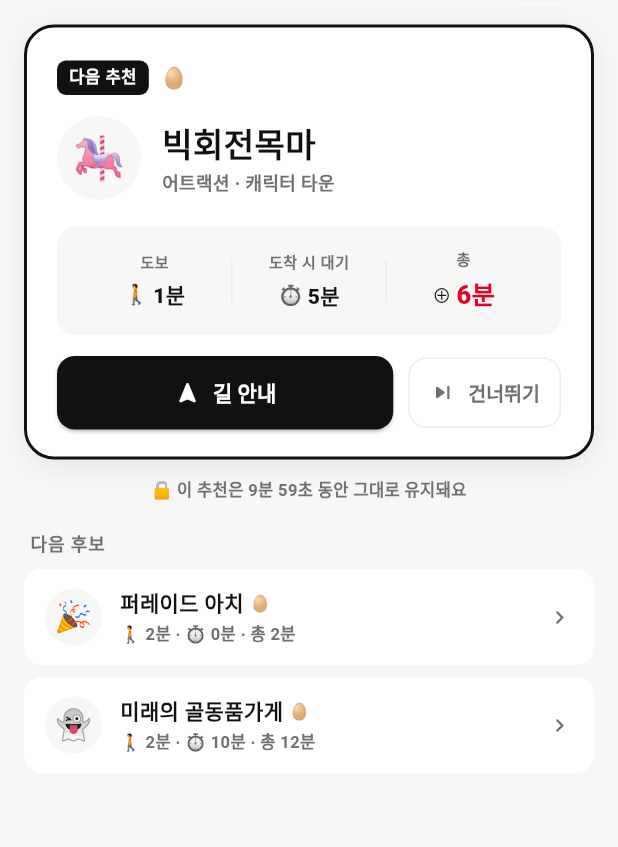
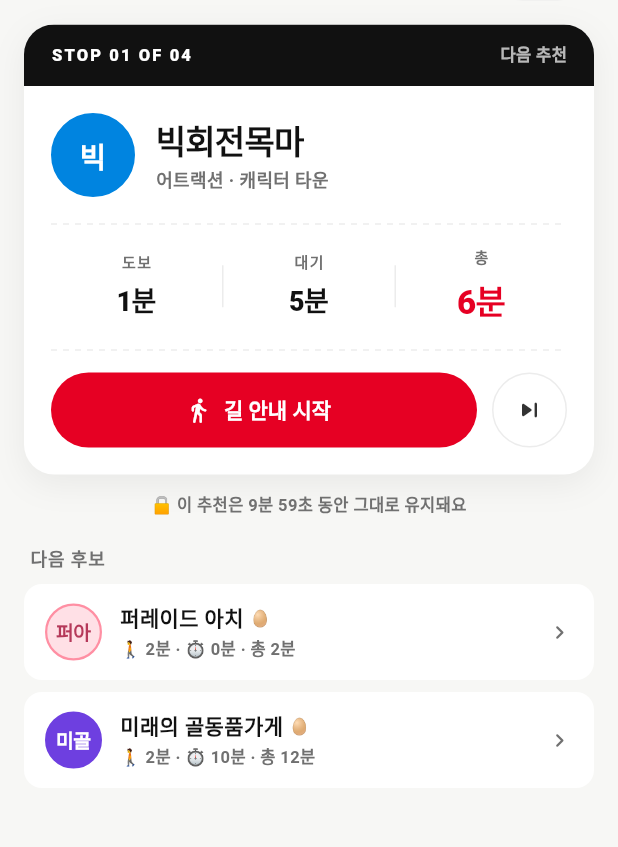
Before and after one commit to 202001381/retrace, a Flutter app: the MyLunaScreen screen opened directly, on a phone screen of 412 x 824 dp, the part 328-1175 px from its top. Run offline on Flutter 3.47's test engine with Material 3 defaults, Android fonts, the phone set to English and light mode, and no system bars; our stand-ins replace cloud_firestore, firebase_core, flutter_map, geolocator, image_picker, latlong2 and 1 more; accounts and stored records are empty; Roboto replaces fonts that are missing (Pretendard).

Commit message:
v3 — MyLuna hero card + Next item rows + All-attractions screen
MyLuna body
- _HeroNextCard reshaped to Editorial Variant A: black STOP 01 OF 04
  bar across the top, 56px Stamp + 22px ink900 name, dashed dividers
  framing a clean 3-cell metric row (도보/대기/총; 총 = 22px red).
  Pill 길 안내 시작 CTA + circular skip button beside it.
- _StatCell: emoji removed, 22px display value (-0.4 tracking).
- _NextItemRow: 38px Stamp replaces emoji circle; padded 2-digit
  monospace order index instead of black-circle badge.

All-attractions screen
- New lib/screens/all_attractions_screen.dart matching v3 시안 10
  (search pill, 4 category chips + 전체, result count, list cards
  w/ 44px Stamp + EGG yellow chip when applicable).
- Wired from map bottom-sheet '전체 N곳' row — tap now pushes the
  full-screen list (chevron affordance added).

```diff
--- a/lib/screens/myluna/myluna_screen.dart
+++ b/lib/screens/myluna/myluna_screen.dart
@@ -9,6 +9,7 @@ import 'package:shared_preferences/shared_preferences.dart';
 
 import '../../core/theme/app_colors.dart';
 import '../../widgets/design/logo.dart';
+import '../../widgets/design/stamp.dart';
 
 import '../../models/attraction.dart';
 import '../../models/demo_scenario.dart';
@@ -505,55 +506,65 @@ class _HeroNextCard extends StatelessWidget {
   Widget build(BuildContext context) {
     final totalMin = walkMin + waitMin;
     return Container(
-      padding: const EdgeInsets.fromLTRB(20, 22, 20, 18),
       decoration: BoxDecoration(
         color: AppColors.bgCard,
         borderRadius: BorderRadius.circular(20),
-        border: Border.all(color: AppColors.ink900, width: 2),
         boxShadow: [
           BoxShadow(
-            color: AppColors.ink900.withValues(alpha: 0.08),
-            blurRadius: 14,
-            offset: const Offset(0, 4),
+            color: Colors.black.withValues(alpha: 0.06),
+            blurRadius: 18,
+            offset: const Offset(0, 6),
           ),
         ],
       ),
+      child: ClipRRect(
+        borderRadius: BorderRadius.circular(20),
+        child: Column(
+          crossAxisAlignment: CrossAxisAlignment.start,
+          children: [
+            // 검정 STOP 헤더
+            Container(
+              padding: const EdgeInsets.symmetric(horizontal: 18, vertical: 12),
+              color: AppColors.ink900,
+              child: Row(
+                children: [
+                  const Text(
+                    'STOP 01 OF 04',
+                    style: TextStyle(
+                      color: Colors.white,
+                      fontSize: 11,
+                      fontWeight: FontWeight.w900,
+                      letterSpacing: 1.4,
+                    ),
+                  ),
+                  const Spacer(),
+                  Text(
+                    '다음 추천',
+                    style: TextStyle(
+                      color: Colors.white.withValues(alpha: 0.7),
+                      fontSize: 11,
+                      fontWeight: FontWeight.w700,
+                    ),
+                  ),
+                ],
+              ),
+            ),
+            Padding(
+              padding: const EdgeInsets.fromLTRB(18, 18, 18, 18),
               child: Column(
                 crossAxisAlignment: CrossAxisAlignment.start,
                 children: [
                   Row(
-            children: [
-              Container(
-                padding:
-                    const EdgeInsets.symmetric(horizontal: 8, vertical: 3),
-                decoration: BoxDecoration(
-                  color: AppColors.ink900,
-                  borderRadius: BorderRadius.circular(6),
-                ),
-                child: const Text('다음 추천',
-                    style: TextStyle(
-                      color: AppColors.bgCard,
-                      fontSize: 11,
-                      fontWeight: FontWeight.w900,
-                      letterSpacing: 0.4,
-                    )),
-              ),
-              const SizedBox(width: 8),
-              if (spot.hasEasterEgg) const Text('🥚', style: TextStyle(fontSize: 14)),
-            ],
-          ),
-          const SizedBox(height: 14),
-          Row(
                     crossAxisAlignment: CrossAxisAlignment.center,
                     children: [
-              Container(
-                width: 56, height: 56,
-                decoration: const BoxDecoration(
-                  color: AppColors.bgPage,
-                  shape: BoxShape.circle,
+                      Stamp(
+                        code: Stamp.codeFromName(spot.name),
+                        tone: Stamp.toneFromHints(
+                          category: spot.category,
+                          thrillLevel: spot.thrillLevel,
+                          hasEasterEgg: spot.hasEasterEgg,
                         ),
-                alignment: Alignment.center,
-                child: Text(spot.icon, style: const TextStyle(fontSize: 28)),
+                        size: 56,
                       ),
                       const SizedBox(width: 14),
                       Expanded(
@@ -561,107 +572,134 @@ class _HeroNextCard extends StatelessWidget {
                           crossAxisAlignment: CrossAxisAlignment.start,
                           mainAxisSize: MainAxisSize.min,
                           children: [
-                    Text(spot.name,
+                            Text(
+                              spot.name,
                               maxLines: 1,
                               overflow: TextOverflow.ellipsis,
                               style: const TextStyle(
                                 fontSize: 22,
                                 fontWeight: FontWeight.w900,
-                          color: AppColors.textPrimary,
-                        )),
+                                color: AppColors.ink900,
+                                letterSpacing: -0.5,
+                              ),
+                            ),
                             const SizedBox(height: 2),
-                    Text('${spot.category} · ${spot.zone}',
+                            Text(
+                              '${spot.category} · ${spot.zone}',
                               style: const TextStyle(
                                 fontSize: 12,
-                          color: AppColors.textSecondary,
+                                color: AppColors.ink500,
                                 fontWeight: FontWeight.w600,
-                        )),
+                              ),
+                            ),
                           ],
                         ),
                       ),
                     ],
                   ),
                   const SizedBox(height: 18),
-          // 도보 · 대기 · 총
-          Container(
-            padding: const EdgeInsets.symmetric(vertical: 14, horizontal: 14),
-            decoration: BoxDecoration(
-              color: AppColors.bgPage,
-              borderRadius: BorderRadius.circular(12),
+                  // dashed divider
+                  CustomPaint(
+                    size: const Size(double.infinity, 1),
+                    painter: _DashedRulePainter(color: AppColors.line),
                   ),
-            child: Row(
+                  const SizedBox(height: 14),
+                  // 도보 · 대기 · 총 3분할
+                  Row(
                     children: [
-                _StatCell(
-                  emoji: '🚶',
-                  label: '도보',
-                  value: '$walkMin분',
-                ),
+                      _StatCell(label: '도보', value: '$walkMin분'),
+                      _StatDivider(),
+                      _StatCell(label: '대기', value: '$waitMin분'),
                       _StatDivider(),
                       _StatCell(
-                  emoji: '⏱',
-                  label: '도착 시 대기',
-                  value: '$waitMin분',
-                ),
-                _StatDivider(),
-                _StatCell(
-                  emoji: '⊕',
                         label: '총',
                         value: '$totalMin분',
                         accent: true,
                       ),
                     ],
                   ),
+                  const SizedBox(height: 16),
+                  CustomPaint(
+                    size: const Size(double.infinity, 1),
+                    painter: _DashedRulePainter(color: AppColors.line),
                   ),
                   const SizedBox(height: 14),
                   Row(
                     children: [
                       Expanded(
+                        child: SizedBox(
+                          height: 50,
                           child: ElevatedButton.icon(
                             onPressed: onNavigate,
-                  icon: const Icon(Icons.navigation_rounded, size: 18),
-                  label: const Text('길 안내'),
+                            icon: const Icon(Icons.directions_walk_rounded,
+                                size: 18),
+                            label: const Text('길 안내 시작'),
                             style: ElevatedButton.styleFrom(
-                    backgroundColor: AppColors.ink900,
+                              backgroundColor: AppColors.red,
                               foregroundColor: Colors.white,
-                    padding: const EdgeInsets.symmetric(vertical: 14),
+                              elevation: 0,
                               shape: RoundedRectangleBorder(
-                        borderRadius: BorderRadius.circular(12)),
+                                  borderRadius: BorderRadius.circular(99)),
                               textStyle: const TextStyle(
                                   fontSize: 14, fontWeight: FontWeight.w900),
                             ),
                           ),
                         ),
+                      ),
                       const SizedBox(width: 10),
-              OutlinedButton.icon(
-                onPressed: onSkip,
-                icon: const Icon(Icons.skip_next_rounded, size: 18),
-                label: const Text('건너뛰기'),
-                style: OutlinedButton.styleFrom(
-                  foregroundColor: AppColors.textSecondary,
-                  side: const BorderSide(color: AppColors.line),
-                  padding: const EdgeInsets.symmetric(
-                      horizontal: 14, vertical: 14),
-                  shape: RoundedRectangleBorder(
-                      borderRadius: BorderRadius.circular(12)),
-                  textStyle: const TextStyle(
-                      fontSize: 13, fontWeight: FontWeight.w800),
+                      GestureDetector(
+                        onTap: onSkip,
+                        behavior: HitTestBehavior.opaque,
+                        child: Container(
+                          width: 50,
+                          height: 50,
+                          alignment: Alignment.center,
+                          decoration: BoxDecoration(
+                            color: Colors.white,
+                            shape: BoxShape.circle,
+                            border: Border.all(color: AppColors.line),
+                          ),
+                          child: const Icon(Icons.skip_next_rounded,
+                              size: 20, color: AppColors.ink700),
                         ),
                       ),
                     ],
                   ),
                 ],
               ),
+            ),
+          ],
+        ),
+      ),
     );
   }
 }
 
+class _DashedRulePainter extends CustomPainter {
+  final Color color;
+  _DashedRulePainter({required this.color});
+  @override
+  void paint(Canvas canvas, Size size) {
+    final paint = Paint()
+      ..color = color
+      ..strokeWidth = 1;
+    const dash = 4.0, gap = 4.0;
+    double x = 0;
+    while (x < size.width) {
+      canvas.drawLine(Offset(x, 0), Offset(x + dash, 0), paint);
+      x += dash + gap;
+    }
+  }
+
+  @override
+  bool shouldRepaint(_DashedRulePainter o) => o.color != color;
+}
+
 class _StatCell extends StatelessWidget {
-  final String emoji;
   final String label;
   final String value;
   final bool accent;
   const _StatCell({
-    required this.emoji,
     required this.label,
     required this.value,
     this.accent = false,
@@ -673,27 +711,24 @@ class _StatCell extends StatelessWidget {
       child: Column(
         mainAxisSize: MainAxisSize.min,
         children: [
-          Text(label,
+          Text(
+            label,
             style: const TextStyle(
               fontSize: 10,
-                color: AppColors.textSecondary,
+              color: AppColors.ink500,
               fontWeight: FontWeight.w700,
-                letterSpacing: 0.4,
-              )),
-          const SizedBox(height: 4),
-          Row(
-            mainAxisAlignment: MainAxisAlignment.center,
-            children: [
-              Text(emoji, style: const TextStyle(fontSize: 13)),
-              const SizedBox(width: 3),
-              Text(value,
+              letterSpacing: 1.0,
+            ),
+          ),
+          const SizedBox(height: 6),
+          Text(
+            value,
             style: TextStyle(
-                    fontSize: accent ? 17 : 14,
+              fontSize: accent ? 22 : 18,
               fontWeight: FontWeight.w900,
-                    color:
-                        accent ? AppColors.red : AppColors.textPrimary,
-                  )),
-            ],
+              color: accent ? AppColors.red : AppColors.ink900,
+              letterSpacing: -0.4,
+            ),
           ),
         ],
       ),
@@ -741,30 +776,29 @@ class _NextItemRow extends StatelessWidget {
           child: Row(
             children: [
               if (showOrder) ...[
-                Container(
-                  width: 24, height: 24,
-                  decoration: const BoxDecoration(
-                    color: AppColors.ink900,
-                    shape: BoxShape.circle,
+                SizedBox(
+                  width: 22,
+                  child: Text(
+                    order.toString().padLeft(2, '0'),
+                    textAlign: TextAlign.center,
+                    style: const TextStyle(
+                      color: AppColors.ink400,
+                      fontSize: 11,
+                      fontWeight: FontWeight.w800,
+                      letterSpacing: 0.4,
                     ),
-                  alignment: Alignment.center,
-                  child: Text('$order',
-                      style: const TextStyle(
-                        color: AppColors.bgCard,
-                        fontSize: 11,
-                        fontWeight: FontWeight.w900,
-                      )),
                   ),
-                const SizedBox(width: 10),
+                ),
+                const SizedBox(width: 8),
               ],
-              Container(
-                width: 38, height: 38,
-                decoration: const BoxDecoration(
-                  color: AppColors.bgPage,
-                  shape: BoxShape.circle,
+              Stamp(
+                code: Stamp.codeFromName(spot.name),
+                tone: Stamp.toneFromHints(
+                  category: spot.category,
+                  thrillLevel: spot.thrillLevel,
+                  hasEasterEgg: spot.hasEasterEgg,
                 ),
-                alignment: Alignment.center,
-                child: Text(spot.icon, style: const TextStyle(fontSize: 20)),
+                size: 38,
               ),
               const SizedBox(width: 12),
               Expanded(
```
Also changed, not shown: lib/screens/all_attractions_screen.dart (added, +329 -0 lines), lib/screens/map_screen.dart (+13 -1 lines), lib/widgets/attraction_detail_sheet.dart (+40 -0 lines). Lines whose indentation alone changed are shown as unchanged.
